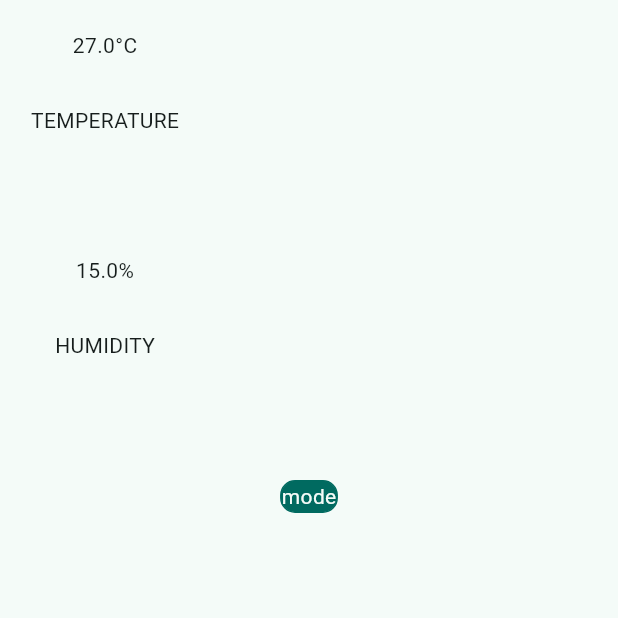
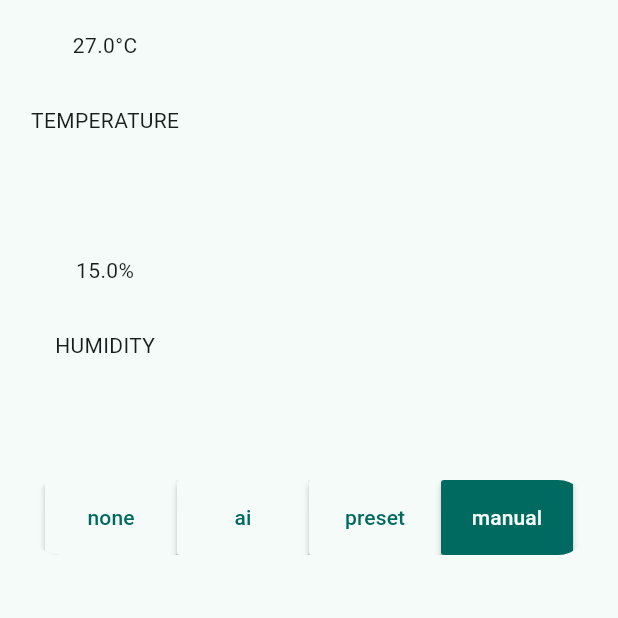
Before and after one commit to s-saens/emb_front, a Flutter app: the MainScreen screen opened by its route, on a phone screen of 412 x 824 dp, the top half of it. Run offline on Flutter 3.47's test engine with Material 3 defaults, Android fonts, the phone set to English and light mode, and no system bars; our stand-ins replace flutter_dotenv, flutter_riverpod, go_router.

Commit message:
mode buttons

```diff
--- a/lib/components/mode_button.dart
+++ /dev/null
@@ -1,32 +0,0 @@
-import 'package:airflower/data/providers.dart';
-import 'package:flutter/material.dart';
-import 'package:flutter_riverpod/flutter_riverpod.dart';
-
-class ModeButton extends ConsumerWidget {
-  final Mode? mode;
-
-  const ModeButton({super.key, required this.mode});
-
-  @override
-  Widget build(BuildContext context, WidgetRef ref) {
-    final currentMode = ref.watch(modeProvider);
-    final colorScheme = Theme.of(context).colorScheme;
-    final textColor = currentMode == mode ? colorScheme.primary : colorScheme.background;
-    final bgColor = currentMode == mode ? colorScheme.background : colorScheme.primary;
-    final borderColor = colorScheme.primary;
-
-    return Container(
-      decoration: BoxDecoration(
-        color: bgColor,
-        border: Border.all(color: borderColor),
-        borderRadius: const BorderRadius.all(Radius.circular(10)),
-      ),
-      child: Text(
-        "mode",
-        style: TextStyle(
-          color: textColor,
-        ),
-      ),
-    );
-  }
-}
--- /dev/null
+++ b/lib/components/mode_buttons/a_mode_buttons.dart
@@ -0,0 +1,25 @@
+import 'package:airflower/components/mode_buttons/mode_button_ai.dart';
+import 'package:airflower/components/mode_buttons/mode_button_manual.dart';
+import 'package:airflower/components/mode_buttons/mode_button_none.dart';
+import 'package:airflower/components/mode_buttons/mode_button_preset.dart';
+import 'package:flutter/material.dart';
+
+class ModeButtons extends StatelessWidget {
+  const ModeButtons({super.key});
+
+  @override
+  Widget build(BuildContext context) {
+    return ClipRRect(
+      borderRadius: BorderRadius.circular(20),
+      child: const Row(
+        mainAxisAlignment: MainAxisAlignment.center,
+        children: [
+          ModeButtonNone(),
+          ModeButtonAI(),
+          ModeButtonPreset(),
+          ModeButtonManual(),
+        ],
+      ),
+    );
+  }
+}
--- /dev/null
+++ b/lib/components/mode_buttons/mode_button.dart
@@ -0,0 +1,41 @@
+import 'package:airflower/data/providers.dart';
+import 'package:flutter/material.dart';
+import 'package:flutter_riverpod/flutter_riverpod.dart';
+
+class ModeButton extends ConsumerWidget {
+  final Mode mode;
+  final Widget open;
+
+  const ModeButton({
+    super.key,
+    required this.mode,
+    required this.open,
+  });
+
+  @override
+  Widget build(BuildContext context, WidgetRef ref) {
+    final selectedMode = ref.watch(modeProvider);
+    final isSelected = mode == selectedMode;
+    final modeString = mode.toString().split('.')[1];
+
+    final colorScheme = Theme.of(context).colorScheme;
+    final textColor = isSelected ? colorScheme.background : colorScheme.primary;
+    final bgColor = isSelected ? colorScheme.primary : colorScheme.background;
+
+    return MaterialButton(
+      height: 50,
+      padding: const EdgeInsets.all(10),
+      onPressed: () {
+        if (!isSelected) ref.read(modeProvider.notifier).state = mode;
+      },
+      textColor: textColor,
+      color: bgColor,
+      child: Column(
+        mainAxisAlignment: MainAxisAlignment.center,
+        children: [
+          Text(modeString),
+        ],
+      ),
+    );
+  }
+}
--- /dev/null
+++ b/lib/components/mode_buttons/mode_button_ai.dart
@@ -0,0 +1,23 @@
+import 'package:airflower/components/mode_buttons/mode_button.dart';
+import 'package:airflower/data/providers.dart';
+import 'package:flutter/material.dart';
+
+class ModeButtonAI extends StatelessWidget {
+  const ModeButtonAI({super.key});
+  @override
+  Widget build(BuildContext context) {
+    return const ModeButton(
+      mode: Mode.ai,
+      open: SizedBox(
+        height: 300,
+        child: Column(
+          children: [
+            SizedBox(
+              height: 300,
+            )
+          ],
+        ),
+      ),
+    );
+  }
+}
--- /dev/null
+++ b/lib/components/mode_buttons/mode_button_manual.dart
@@ -0,0 +1,16 @@
+import 'package:airflower/components/mode_buttons/mode_button.dart';
+import 'package:airflower/data/providers.dart';
+import 'package:flutter/material.dart';
+
+class ModeButtonManual extends StatelessWidget {
+  const ModeButtonManual({super.key});
+  @override
+  Widget build(BuildContext context) {
+    return const ModeButton(
+      mode: Mode.manual,
+      open: SizedBox(
+        height: 0,
+      ),
+    );
+  }
+}
--- /dev/null
+++ b/lib/components/mode_buttons/mode_button_none.dart
@@ -0,0 +1,16 @@
+import 'package:airflower/components/mode_buttons/mode_button.dart';
+import 'package:airflower/data/providers.dart';
+import 'package:flutter/material.dart';
+
+class ModeButtonNone extends StatelessWidget {
+  const ModeButtonNone({super.key});
+  @override
+  Widget build(BuildContext context) {
+    return const ModeButton(
+      mode: Mode.none,
+      open: SizedBox(
+        height: 0,
+      ),
+    );
+  }
+}
--- /dev/null
+++ b/lib/components/mode_buttons/mode_button_preset.dart
@@ -0,0 +1,16 @@
+import 'package:airflower/components/mode_buttons/mode_button.dart';
+import 'package:airflower/data/providers.dart';
+import 'package:flutter/material.dart';
+
+class ModeButtonPreset extends StatelessWidget {
+  const ModeButtonPreset({super.key});
+  @override
+  Widget build(BuildContext context) {
+    return const ModeButton(
+      mode: Mode.preset,
+      open: SizedBox(
+        height: 0,
+      ),
+    );
+  }
+}
--- a/lib/main_screen.dart
+++ b/lib/main_screen.dart
@@ -1,6 +1,5 @@
 import 'package:airflower/components/current_condition.dart';
-import 'package:airflower/components/mode_button.dart';
-import 'package:airflower/data/providers.dart';
+import 'package:airflower/components/mode_buttons/a_mode_buttons.dart';
 import 'package:flutter/material.dart';
 
 class MainScreen extends StatelessWidget {
@@ -14,9 +13,10 @@ class MainScreen extends StatelessWidget {
           padding: EdgeInsets.all(20),
           child: Center(
             child: Column(
+
               children: [
                 CurrentCondition(),
-                ModeButton(mode: Mode.none),
+                ModeButtons()
               ],
             ),
           ),
```
